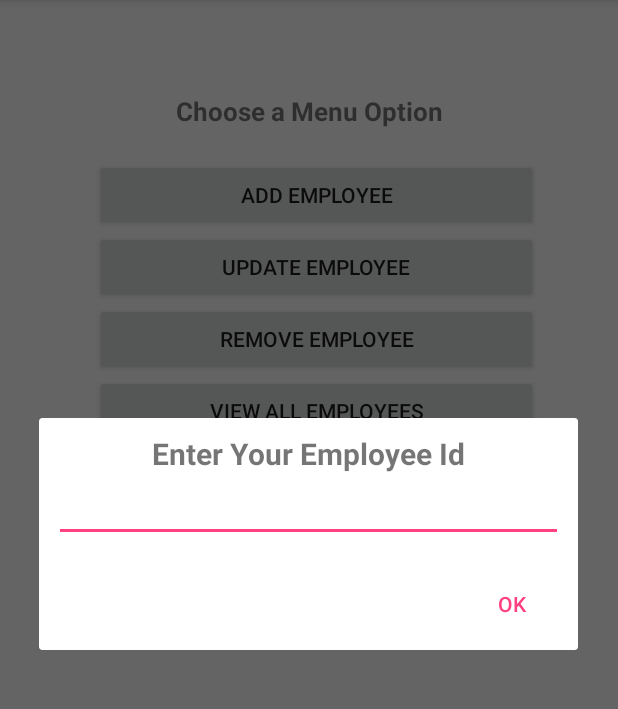
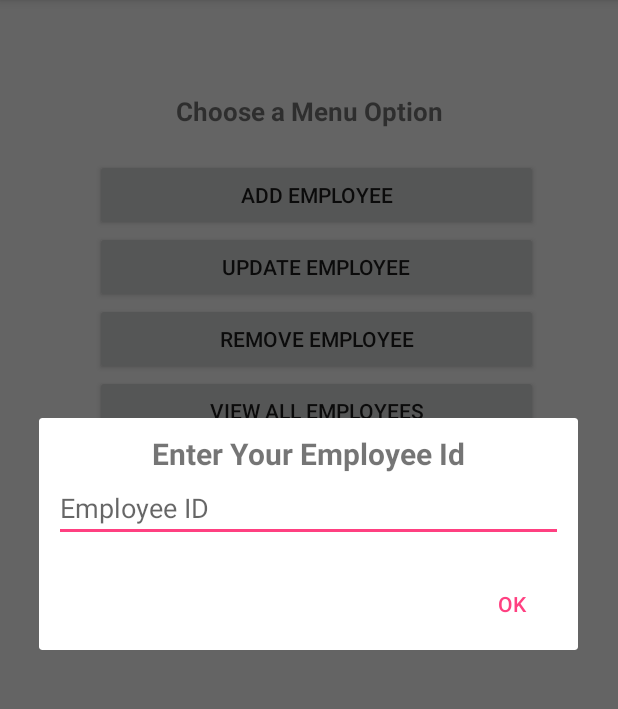
Before and after one commit to sarvan2shekar/Sqlite, an Android app: the screen it shows after launch (MainActivity), after a tap on "UPDATE EMPLOYEE", on a phone screen of 412 x 824 dp, the part 84-793 px from its top. Run offline under Robolectric (Android 15) with nearby library versions, the phone set to English and light mode, and no system bars.

```diff
--- a/app/src/main/java/com/testapp/sarvan/sqlite/view/MainActivity.java
+++ b/app/src/main/java/com/testapp/sarvan/sqlite/view/MainActivity.java
@@ -40,19 +40,19 @@ public class MainActivity extends AppCompatActivity {
     public void onClick(View v) {
         if (v != null && v.getTag() != null) {
             ButtonVal val = ButtonVal.valueOf(v.getTag().toString());
-            switch (val) {
-                case add:
+            switch (v.getTag().toString()) {
+                case "add":
                     Intent i = new Intent(MainActivity.this, AddUpdateEmployee.class);
                     i.putExtra(EXTRA_ADD_UPDATE, "Add");
                     startActivity(i);
                     break;
-                case update:
+                case "update":
                     getEmpIdAndUpdateEmp();
                     break;
-                case remove:
+                case "remove":
                     getEmpIdAndRemoveEmp();
                     break;
-                case viewall:
+                case "viewall":
                     Intent intent = new Intent(MainActivity.this, ViewAllEmployees.class);
                     startActivity(intent);
                     break;
--- a/app/src/main/res/layout/dialog_emp_get_id.xml
+++ b/app/src/main/res/layout/dialog_emp_get_id.xml
@@ -9,18 +9,19 @@
         android:id="@+id/enterEmpId"
         android:layout_width="wrap_content"
         android:layout_height="wrap_content"
-        android:layout_marginTop="26dp"
         android:text="Enter Your Employee Id"
         android:textAlignment="center"
         android:textSize="20sp"
         android:textStyle="bold"
         app:layout_constraintLeft_toLeftOf="parent"
-        app:layout_constraintRight_toRightOf="parent" />
+        app:layout_constraintRight_toRightOf="parent"
+        app:layout_constraintTop_toTopOf="parent" />
 
     <EditText
         android:id="@+id/empId"
         android:layout_width="match_parent"
         android:layout_height="wrap_content"
+        android:hint="Employee ID"
         app:layout_constraintLeft_toLeftOf="@+id/enterEmpId"
         app:layout_constraintRight_toRightOf="@+id/enterEmpId"
         app:layout_constraintTop_toBottomOf="@+id/enterEmpId" />
```
